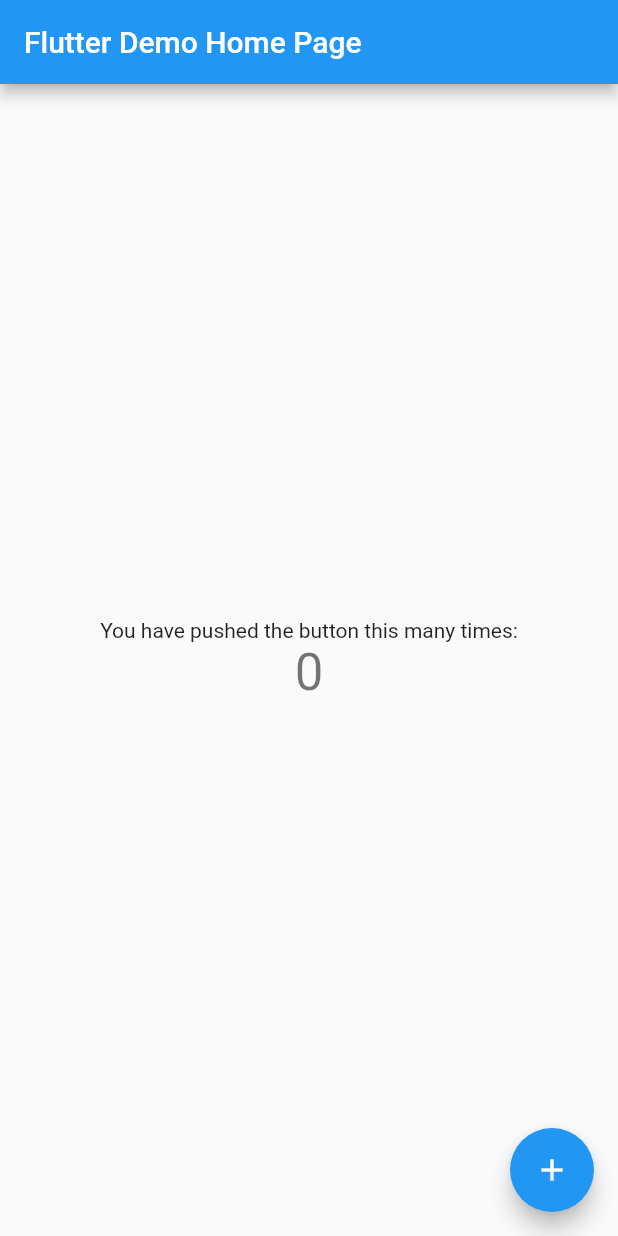
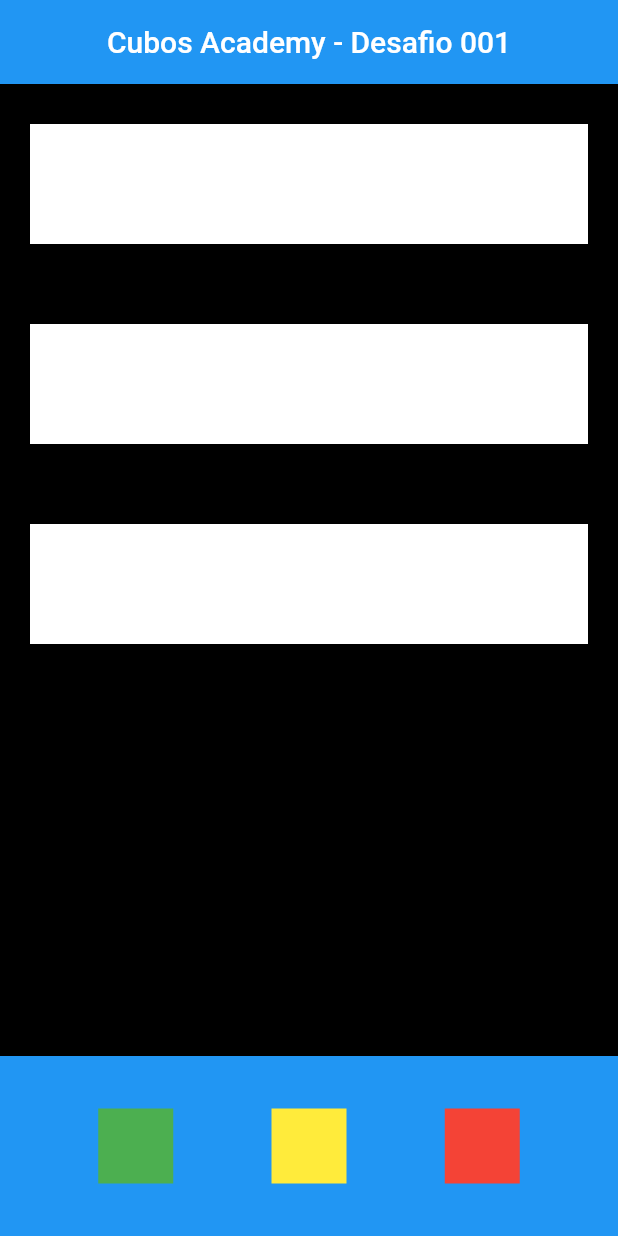
Before and after one commit to brandaoti/container-component, a Flutter app: the screen it shows after launch, on a phone screen of 412 x 824 dp. Run offline on Flutter 3.47's test engine with Material 2 defaults, Android fonts, the phone set to English and light mode, and no system bars.

Commit message:
Criado layout com Row, Column e containers não customizados

```diff
--- a/lib/main.dart
+++ b/lib/main.dart
@@ -5,109 +5,88 @@
 }
 
 class MyApp extends StatelessWidget {
-  // This widget is the root of your application.
   @override
   Widget build(BuildContext context) {
     return MaterialApp(
       title: 'Flutter Demo',
-      theme: ThemeData(
-        // This is the theme of your application.
-        //
-        // Try running your application with "flutter run". You'll see the
-        // application has a blue toolbar. Then, without quitting the app, try
-        // changing the primarySwatch below to Colors.green and then invoke
-        // "hot reload" (press "r" in the console where you ran "flutter run",
-        // or simply save your changes to "hot reload" in a Flutter IDE).
-        // Notice that the counter didn't reset back to zero; the application
-        // is not restarted.
-        primarySwatch: Colors.blue,
-      ),
-      home: MyHomePage(title: 'Flutter Demo Home Page'),
+      theme: ThemeData(),
+      home: HomePage(),
     );
   }
 }
 
-class MyHomePage extends StatefulWidget {
-  MyHomePage({Key key, this.title}) : super(key: key);
-
-  // This widget is the home page of your application. It is stateful, meaning
-  // that it has a State object (defined below) that contains fields that affect
-  // how it looks.
-
-  // This class is the configuration for the state. It holds the values (in this
-  // case the title) provided by the parent (in this case the App widget) and
-  // used by the build method of the State. Fields in a Widget subclass are
-  // always marked "final".
-
-  final String title;
-
-  @override
-  _MyHomePageState createState() => _MyHomePageState();
-}
-
-class _MyHomePageState extends State<MyHomePage> {
-  int _counter = 0;
-
-  void _incrementCounter() {
-    setState(() {
-      // This call to setState tells the Flutter framework that something has
-      // changed in this State, which causes it to rerun the build method below
-      // so that the display can reflect the updated values. If we changed
-      // _counter without calling setState(), then the build method would not be
-      // called again, and so nothing would appear to happen.
-      _counter++;
-    });
-  }
+class HomePage extends StatelessWidget {
+  const HomePage({Key key}) : super(key: key);
 
   @override
   Widget build(BuildContext context) {
-    // This method is rerun every time setState is called, for instance as done
-    // by the _incrementCounter method above.
-    //
-    // The Flutter framework has been optimized to make rerunning build methods
-    // fast, so that you can just rebuild anything that needs updating rather
-    // than having to individually change instances of widgets.
     return Scaffold(
       appBar: AppBar(
-        // Here we take the value from the MyHomePage object that was created by
-        // the App.build method, and use it to set our appbar title.
-        title: Text(widget.title),
+        brightness: Brightness.dark,
+        title: Text('Cubos Academy - Desafio 001'),
+        centerTitle: true,
       ),
-      body: Center(
-        // Center is a layout widget. It takes a single child and positions it
-        // in the middle of the parent.
+
+      // ?
+      body: Container(
+        color: Colors.black,
         child: Column(
-          // Column is also a layout widget. It takes a list of children and
-          // arranges them vertically. By default, it sizes itself to fit its
-          // children horizontally, and tries to be as tall as its parent.
-          //
-          // Invoke "debug painting" (press "p" in the console, choose the
-          // "Toggle Debug Paint" action from the Flutter Inspector in Android
-          // Studio, or the "Toggle Debug Paint" command in Visual Studio Code)
-          // to see the wireframe for each widget.
-          //
-          // Column has various properties to control how it sizes itself and
-          // how it positions its children. Here we use mainAxisAlignment to
-          // center the children vertically; the main axis here is the vertical
-          // axis because Columns are vertical (the cross axis would be
-          // horizontal).
-          mainAxisAlignment: MainAxisAlignment.center,
-          children: <Widget>[
-            Text(
-              'You have pushed the button this many times:',
+          children: [
+            Container(
+              height: 400,
+              margin: EdgeInsets.symmetric(horizontal: 20),
+              child: Column(
+                mainAxisAlignment: MainAxisAlignment.spaceAround,
+                children: [
+                  Container(
+                    // width: 300,
+                    height: 80,
+                    color: Colors.white,
+                  ),
+                  Container(
+                    // width: 300,
+                    height: 80,
+                    color: Colors.white,
+                  ),
+                  Container(
+                    // width: 300,
+                    height: 80,
+                    color: Colors.white,
+                  ),
+                ],
+              ),
             ),
-            Text(
-              '$_counter',
-              style: Theme.of(context).textTheme.headline4,
+
+            // !
+            Spacer(),
+            Container(
+              width: double.infinity,
+              height: 120,
+              color: Colors.blue,
+              child: Row(
+                mainAxisAlignment: MainAxisAlignment.spaceEvenly,
+                children: [
+                  Container(
+                    width: 50,
+                    height: 50,
+                    color: Colors.green,
+                  ),
+                  Container(
+                    width: 50,
+                    height: 50,
+                    color: Colors.yellow,
+                  ),
+                  Container(
+                    width: 50,
+                    height: 50,
+                    color: Colors.red,
+                  ),
+                ],
+              ),
             ),
           ],
         ),
       ),
-      floatingActionButton: FloatingActionButton(
-        onPressed: _incrementCounter,
-        tooltip: 'Increment',
-        child: Icon(Icons.add),
-      ), // This trailing comma makes auto-formatting nicer for build methods.
     );
   }
 }
```
